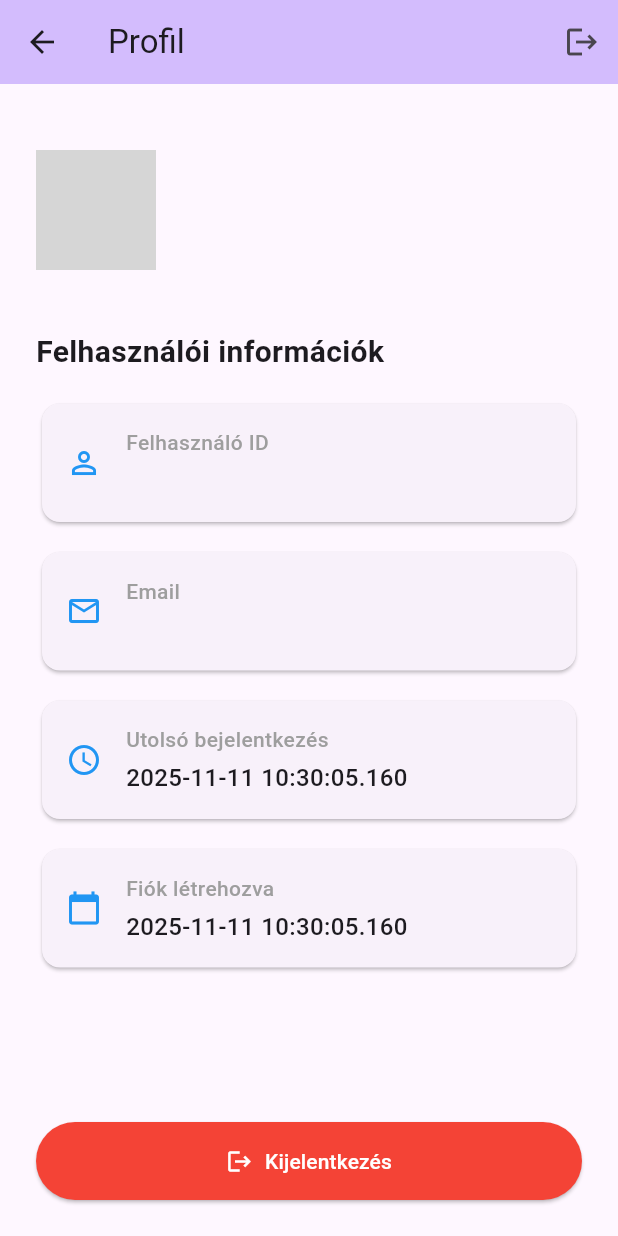
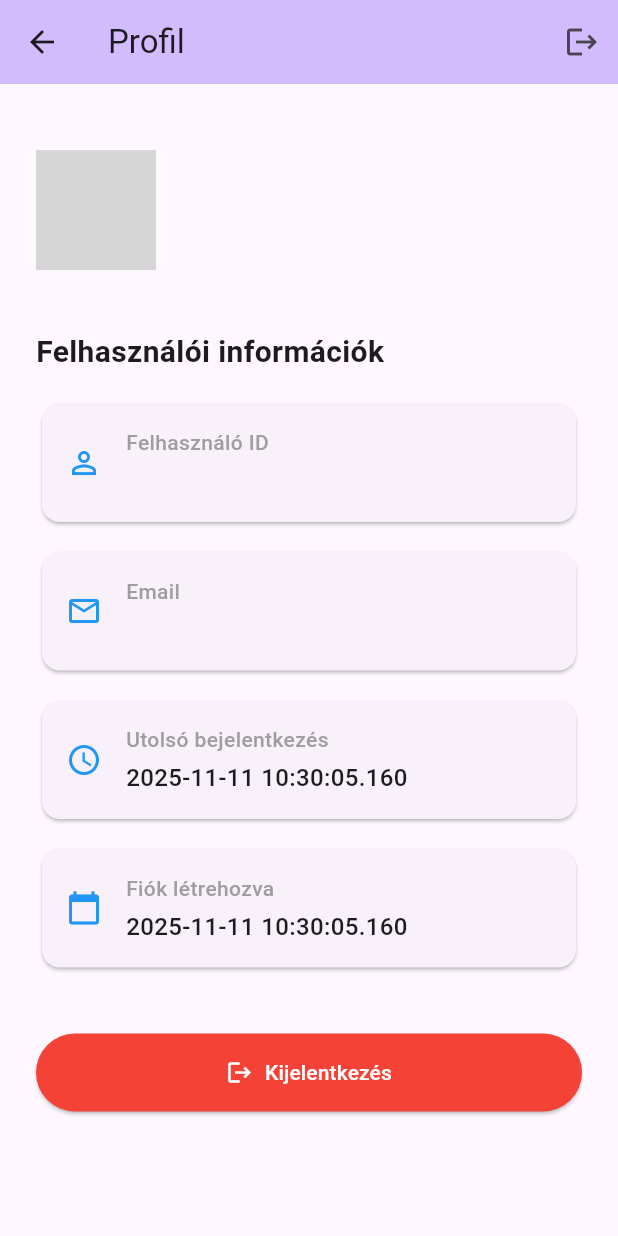
Before and after one commit to pimpalaputty/onebigthing-app, a Flutter app: the ProfileScreen screen opened by its route, on a phone screen of 412 x 824 dp. Run offline on Flutter 3.47's test engine with Material 3 defaults, Android fonts, the phone set to English and light mode, and no system bars; our stand-ins replace google_sign_in, logger, supabase_flutter; accounts and stored records are empty; network calls fail; grey boxes are pictures that could not be loaded.

Commit message:
Refactor ProfileScreen layout by replacing the body with a SingleChildScrollView for improved scrolling behavior, and add spacing adjustments for better UI presentation.

```diff
--- a/lib/screens/profile_screen.dart
+++ b/lib/screens/profile_screen.dart
@@ -25,11 +25,12 @@
           ),
         ],
       ),
-      body: Padding(
-        padding: const EdgeInsets.all(24.0),
-        child: Column(
-          crossAxisAlignment: CrossAxisAlignment.start,
-          children: [
+      body: SingleChildScrollView(
+        child: Padding(
+          padding: const EdgeInsets.all(24.0),
+          child: Column(
+            crossAxisAlignment: CrossAxisAlignment.start,
+            children: [
             const SizedBox(height: 20),
             // Profil kép és alapadatok
             Row(
@@ -111,7 +112,7 @@
               Icons.calendar_today,
             ),
 
-            const Spacer(),
+            const SizedBox(height: 40),
 
             // Kijelentkezés gomb
             SizedBox(
@@ -133,6 +134,7 @@
               ),
             ),
           ],
+        ),
         ),
       ),
     );
```
